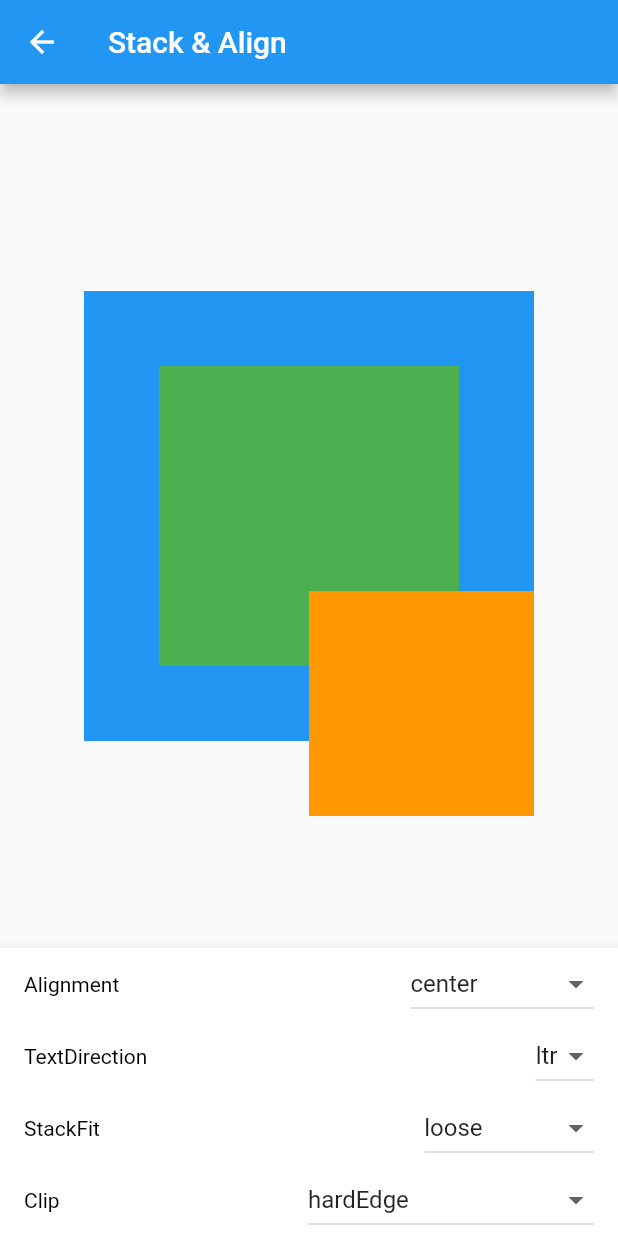
After one commit to linhkhoi-huynh-goldenowl/flutter-gallery-app, a Flutter app: the StackAlignScreen screen opened by its route, on a phone screen of 412 x 824 dp. The commit adds this screen. Run offline on Flutter 3.47's test engine with Material 2 defaults, Android fonts, the phone set to English and light mode, and no system bars.

Commit message:
Them stack align screen

```diff
--- a/gallery_app/lib/config/routes/router.dart
+++ b/gallery_app/lib/config/routes/router.dart
@@ -3,6 +3,7 @@ import 'package:gallery_app/features/screens/cupertino_widget/cupertino_screen.d
 import 'package:gallery_app/features/screens/home_screen.dart';
 import 'package:gallery_app/features/screens/rich_text_screen.dart';
 import 'package:gallery_app/features/screens/row_column_screen.dart';
+import 'package:gallery_app/features/screens/stack_align_screen.dart';
 
 class AppRouter {
   static Route<dynamic> generateRoute(RouteSettings settings) {
@@ -15,6 +16,8 @@ class AppRouter {
         return MaterialPageRoute(builder: (_) => const RichTextScreen());
       case '/RowColumnScreen':
         return MaterialPageRoute(builder: (_) => const RowColumnScreen());
+      case '/StackAlignScreen':
+        return MaterialPageRoute(builder: (_) => const StackAlignScreen());
       default:
         return MaterialPageRoute(
             builder: (_) => Scaffold(
--- /dev/null
+++ b/gallery_app/lib/features/models/stack_align.dart
@@ -0,0 +1,35 @@
+import 'package:flutter/material.dart';
+
+class StackAlignModel with ChangeNotifier {
+  AlignmentDirectional _alignmentDirectional = AlignmentDirectional.center;
+  bool _textDirection = true;
+  StackFit _stackFit = StackFit.loose;
+  Clip _clip = Clip.hardEdge;
+  AlignmentDirectional get alignmentDirectional => _alignmentDirectional;
+
+  set alignmentDirectional(AlignmentDirectional value) {
+    _alignmentDirectional = value;
+    notifyListeners();
+  }
+
+  get textDirection => _textDirection;
+
+  set textDirection(value) {
+    _textDirection = value;
+    notifyListeners();
+  }
+
+  get stackFit => _stackFit;
+
+  set stackFit(value) {
+    _stackFit = value;
+    notifyListeners();
+  }
+
+  get clip => _clip;
+
+  set clip(value) {
+    _clip = value;
+    notifyListeners();
+  }
+}
--- a/gallery_app/lib/features/screens/home_screen.dart
+++ b/gallery_app/lib/features/screens/home_screen.dart
@@ -96,7 +96,7 @@ class _HomeScreenState extends State<HomeScreen> {
               title: "Stack & Align",
               subtitle:
                   "A widget that positions its children relative to the edges of its box",
-              routeName: "routeName",
+              routeName: "/StackAlignScreen",
               iconData: Icons.content_copy),
           HomeItem(
               title: "Container",
--- a/gallery_app/lib/features/screens/row_column_screen.dart
+++ b/gallery_app/lib/features/screens/row_column_screen.dart
@@ -1,6 +1,5 @@
 import 'package:flutter/material.dart';
 import 'package:gallery_app/features/models/row_column.dart';
-import 'package:intl/intl.dart';
 import 'package:provider/provider.dart';
 import 'dart:ui' as ui;
 
--- /dev/null
+++ b/gallery_app/lib/features/screens/stack_align_screen.dart
@@ -0,0 +1,192 @@
+import 'package:flutter/material.dart';
+import 'package:gallery_app/features/models/stack_align.dart';
+import 'package:provider/provider.dart';
+import 'dart:ui' as ui;
+
+class StackAlignScreen extends StatelessWidget {
+  const StackAlignScreen({Key? key}) : super(key: key);
+
+  @override
+  Widget build(BuildContext context) {
+    return Consumer<StackAlignModel>(
+      builder: (context, model, child) {
+        return Scaffold(
+          appBar: AppBar(
+            title: const Text("Stack & Align"),
+          ),
+          body: Container(
+              alignment: Alignment.center,
+              child: SizedBox(
+                width: 300,
+                height: 400,
+                child: Stack(
+                  alignment: model.alignmentDirectional,
+                  clipBehavior: model.clip,
+                  fit: model.stackFit,
+                  textDirection: model.textDirection
+                      ? ui.TextDirection.ltr
+                      : ui.TextDirection.rtl,
+                  children: [
+                    Container(
+                      width: 300,
+                      height: 300,
+                      color: Colors.blue,
+                    ),
+                    Container(
+                      width: 200,
+                      height: 200,
+                      color: Colors.green,
+                    ),
+                    Positioned(
+                      bottom: 0,
+                      right: 0,
+                      height: 150,
+                      width: 150,
+                      child: Container(
+                        color: Colors.orange,
+                      ),
+                    ),
+                  ],
+                ),
+              )),
+          bottomNavigationBar: BottomAppBar(
+              child: Column(
+            mainAxisSize: MainAxisSize.min,
+            crossAxisAlignment: CrossAxisAlignment.stretch,
+            children: [
+              itemButton(
+                  "Alignment",
+                  DropdownButton<AlignmentDirectional>(
+                    items: const [
+                      DropdownMenuItem(
+                        value: AlignmentDirectional.topStart,
+                        child: Text("topStart"),
+                      ),
+                      DropdownMenuItem(
+                        value: AlignmentDirectional.topEnd,
+                        child: Text("topEnd"),
+                      ),
+                      DropdownMenuItem(
+                        value: AlignmentDirectional.topCenter,
+                        child: Text("topCenter"),
+                      ),
+                      DropdownMenuItem(
+                        value: AlignmentDirectional.centerStart,
+                        child: Text("centerStart"),
+                      ),
+                      DropdownMenuItem(
+                        value: AlignmentDirectional.centerEnd,
+                        child: Text("centerEnd"),
+                      ),
+                      DropdownMenuItem(
+                        value: AlignmentDirectional.center,
+                        child: Text("center"),
+                      ),
+                      DropdownMenuItem(
+                        value: AlignmentDirectional.bottomStart,
+                        child: Text("bottomStart"),
+                      ),
+                      DropdownMenuItem(
+                        value: AlignmentDirectional.bottomEnd,
+                        child: Text("bottomEnd"),
+                      ),
+                      DropdownMenuItem(
+                        value: AlignmentDirectional.bottomCenter,
+                        child: Text("bottomCenter"),
+                      ),
+                    ],
+                    onChanged: (value) {
+                      model.alignmentDirectional =
+                          value ?? AlignmentDirectional.center;
+                    },
+                    value: model.alignmentDirectional,
+                  )),
+              itemButton(
+                  "TextDirection",
+                  DropdownButton<bool>(
+                    items: const [
+                      DropdownMenuItem(
+                        value: true,
+                        child: Text("ltr"),
+                      ),
+                      DropdownMenuItem(
+                        value: false,
+                        child: Text("rtl"),
+                      ),
+                    ],
+                    onChanged: (value) {
+                      model.textDirection = value;
+                    },
+                    value: model.textDirection,
+                  )),
+              itemButton(
+                  "StackFit",
+                  DropdownButton<StackFit>(
+                    items: const [
+                      DropdownMenuItem(
+                        value: StackFit.loose,
+                        child: Text("loose"),
+                      ),
+                      DropdownMenuItem(
+                        value: StackFit.expand,
+                        child: Text("expand"),
+                      ),
+                      DropdownMenuItem(
+                        value: StackFit.passthrough,
+                        child: Text("passthrough"),
+                      ),
+                    ],
+                    onChanged: (value) {
+                      model.stackFit = value;
+                    },
+                    value: model.stackFit,
+                  )),
+              itemButton(
+                  "Clip",
+                  DropdownButton<Clip>(
+                    items: const [
+                      DropdownMenuItem(
+                        value: Clip.antiAlias,
+                        child: Text("antiAlias"),
+                      ),
+                      DropdownMenuItem(
+                        value: Clip.antiAliasWithSaveLayer,
+                        child: Text("antiAliasWithSaveLayer"),
+                      ),
+                      DropdownMenuItem(
+                        value: Clip.hardEdge,
+                        child: Text("hardEdge"),
+                      ),
+                      DropdownMenuItem(
+                        value: Clip.none,
+                        child: Text("none"),
+                      ),
+                    ],
+                    onChanged: (value) {
+                      model.clip = value;
+                    },
+                    value: model.clip,
+                  )),
+            ],
+          )),
+        );
+      },
+    );
+  }
+
+  Widget itemButton(String title, Widget child) {
+    return Container(
+      padding: const EdgeInsets.symmetric(horizontal: 16),
+      child: Row(
+        children: [
+          Expanded(
+              child: Text(
+            title,
+            style: const TextStyle(color: Colors.black),
+          )),
+          child
+        ],
+      ),
+    );
+  }
+}
--- a/gallery_app/lib/main.dart
+++ b/gallery_app/lib/main.dart
@@ -1,6 +1,7 @@
 import 'package:flutter/material.dart';
 import 'package:gallery_app/config/routes/router.dart';
 import 'package:gallery_app/features/models/row_column.dart';
+import 'package:gallery_app/features/models/stack_align.dart';
 import 'features/provider/cupertino_slider_provider.dart';
 import 'features/models/cupertino_form.dart';
 import 'features/models/cupertino_switch.dart';
@@ -16,6 +17,7 @@ void main() {
         ChangeNotifierProvider(create: (_) => CupertinoSwitchModel()),
         ChangeNotifierProvider(create: (_) => CupertinoFormModel()),
         ChangeNotifierProvider(create: (_) => RowColumnModel()),
+        ChangeNotifierProvider(create: (_) => StackAlignModel()),
       ],
       child: const MyApp(),
     ),
```
